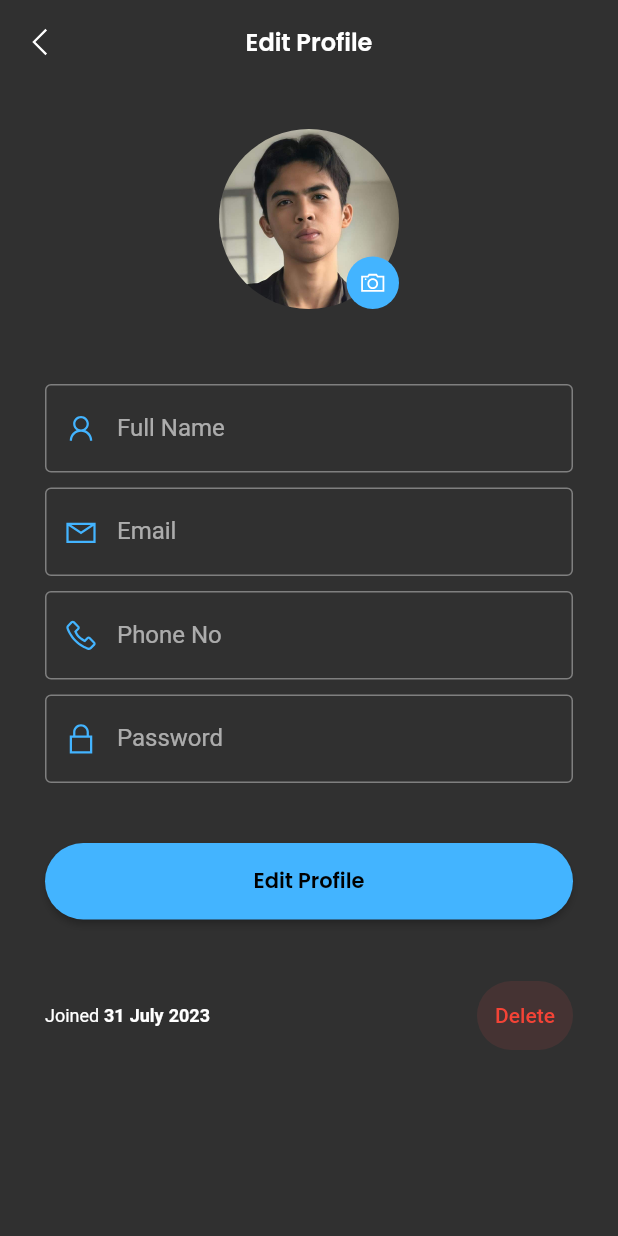
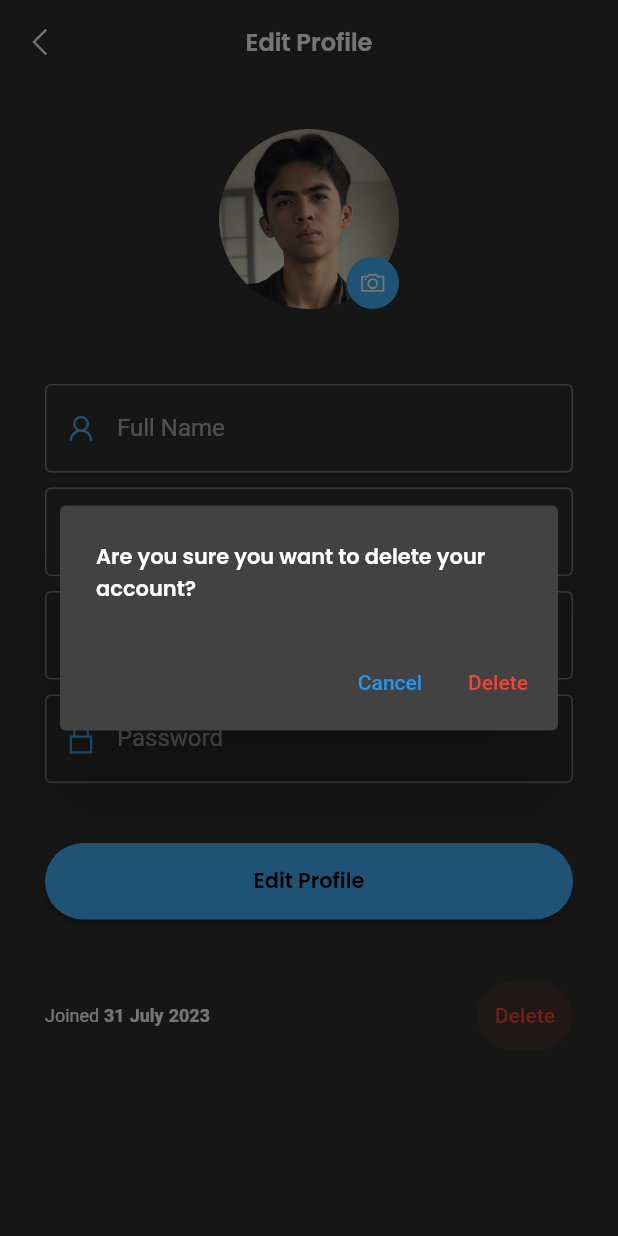
Before and after one commit to mylzdev/login_app, a Flutter app: the UpdateProfileScreen screen opened directly, after a tap on "Delete", on a phone screen of 412 x 824 dp. Run offline on Flutter 3.47's test engine with Material 2 defaults, Android fonts, the phone set to English and light mode, and no system bars; our stand-ins replace cloud_firestore, email_validator, firebase_auth, firebase_core, flutter_native_splash, flutter_otp_text_field and 9 more; accounts and stored records are empty; network calls fail.

Commit message:
added api call and deleting of user account

```diff
--- a/lib/features/core/screens/home/home_screen.dart
+++ b/lib/features/core/screens/home/home_screen.dart
@@ -1,10 +1,6 @@
 import 'package:flutter/material.dart';
 import 'package:get/get.dart';
-import 'package:google_nav_bar/google_nav_bar.dart';
-import 'package:line_awesome_flutter/line_awesome_flutter.dart';
-import 'package:login_app/constants/colors.dart';
 import 'package:login_app/features/core/controllers/dashboard_controller.dart';
-import 'package:login_app/features/core/controllers/profile_controller.dart';
 
 import 'widget/appbar.dart';
 import 'widget/nav_bar.dart';
@@ -16,7 +12,7 @@ class HomeScreen extends StatelessWidget {
   Widget build(BuildContext context) {
     final isDarkMode =
         MediaQuery.of(context).platformBrightness == Brightness.dark;
-    final controller = Get.put(DashboardController());
+    final controller = Get.put(HomeController());
 
     return Scaffold(
       appBar: const HomeAppbar(),
--- a/lib/features/core/screens/home/widget/nav_bar.dart
+++ b/lib/features/core/screens/home/widget/nav_bar.dart
@@ -15,7 +15,7 @@ class BottomNavBar extends StatelessWidget {
   });
 
   final bool isDarkMode;
-  final DashboardController controller;
+  final HomeController controller;
 
   @override
   Widget build(BuildContext context) {
--- a/lib/features/core/screens/profile/update_profile.dart
+++ b/lib/features/core/screens/profile/update_profile.dart
@@ -50,8 +50,8 @@ class UpdateProfileScreen extends StatelessWidget {
                     final phoneNo = TextEditingController(text: user.phoneNo);
 
                     return Column(
+                      /* -- Profile Picture -- */
                       children: [
-                        /* -- Profile Picture -- */
                         Stack(
                           children: [
                             SizedBox(
@@ -161,11 +161,16 @@ class UpdateProfileScreen extends StatelessWidget {
                         const SizedBox(height: tFormHeight + 10),
 
                         /* -- Footer -- */
-                        const EditProfileFooter(),
+                        EditProfileFooter(
+                          id: user.id,
+                          email: email.text,
+                          fullname: fullname.text,
+                          password: password.text,
+                          phoneNo: phoneNo.text,
+                        ),
                       ],
                     );
                   } else if (snapshot.hasError) {
-                    Get.printError(info: snapshot.error.toString());
                     return Center(child: Text(snapshot.error.toString()));
                   } else {
                     return const Center(child: Text('Something went wrong'));
--- a/lib/features/core/screens/profile/widgets/edit_profile_footer.dart
+++ b/lib/features/core/screens/profile/widgets/edit_profile_footer.dart
@@ -1,11 +1,25 @@
 import 'package:flutter/material.dart';
+import 'package:get/get.dart';
+import 'package:login_app/features/authentication/models/user_model.dart';
+import 'package:login_app/features/core/controllers/profile_controller.dart';
 
 import '../../../../../constants/text_strings.dart';
 
 class EditProfileFooter extends StatelessWidget {
   const EditProfileFooter({
     super.key,
+    this.id,
+    required this.email,
+    required this.fullname,
+    required this.password,
+    required this.phoneNo,
   });
+
+  final String? id;
+  final String email;
+  final String fullname;
+  final String password;
+  final String phoneNo;
 
   @override
   Widget build(BuildContext context) {
@@ -29,14 +43,48 @@ class EditProfileFooter extends StatelessWidget {
         ),
         ElevatedButton(
           style: ElevatedButton.styleFrom(
-            backgroundColor:
-                Colors.redAccent.withOpacity(0.1),
+            backgroundColor: Colors.redAccent.withOpacity(0.1),
             elevation: 0,
             side: BorderSide.none,
             foregroundColor: Colors.red,
             shape: const StadiumBorder(),
           ),
-          onPressed: () {},
+          onPressed: () {
+            final user = UserModel(
+              id: id,
+              email: email,
+              fullname: fullname,
+              password: password,
+              phoneNo: phoneNo,
+            );
+            showDialog(
+              context: context,
+              builder: (context) {
+                return AlertDialog(
+                  title: const Text(
+                    'Are you sure you want to delete your account?',
+                  ),
+                  actions: [
+                    TextButton(
+                      onPressed: () {
+                        Get.back();
+                      },
+                      child: const Text('Cancel'),
+                    ),
+                    TextButton(
+                      onPressed: () {
+                        ProfileController.instance.deleteUserAccount(user);
+                      },
+                      child: const Text(
+                        'Delete',
+                        style: TextStyle(color: Colors.red),
+                      ),
+                    ),
+                  ],
+                );
+              },
+            );
+          },
           child: const Text(tDelete),
         ),
       ],
--- a/lib/repository/user_repository/user_repository.dart
+++ b/lib/repository/user_repository/user_repository.dart
@@ -46,6 +46,9 @@ class UserRepository extends GetxController {
     return userData;
   }
 
+  Future<void> deleteUserFromDatabase(String uid) async =>
+      await _db.collection('Users').doc(uid).delete();
+
   Future<void> updateUserRecord(UserModel user) async {
     await _db
         .collection("Users")
@@ -61,10 +64,13 @@ class UserRepository extends GetxController {
           ),
         )
         .catchError((error, stackStrace) {
-      Get.snackbar('Error', '$error',
-          snackPosition: SnackPosition.BOTTOM,
-          backgroundColor: Colors.redAccent.withOpacity(0.1),
-          colorText: Colors.red);
+      Get.snackbar(
+        'Error',
+        '$error',
+        snackPosition: SnackPosition.BOTTOM,
+        backgroundColor: Colors.redAccent.withOpacity(0.1),
+        colorText: Colors.red,
+      );
     });
   }
 }
--- a/lib/utils/auth_function/helper.dart
+++ b/lib/utils/auth_function/helper.dart
@@ -13,7 +13,7 @@ class Helper extends GetxController {
       isDismissible: true,
       shouldIconPulse: true,
       colorText: tWhiteColor,
-      backgroundColor: Colors.green,
+      backgroundColor: Colors.green.withOpacity(0.1),
       snackPosition: SnackPosition.BOTTOM,
       duration: const Duration(seconds: 4),
       margin: const EdgeInsets.all(tDefaultSize - 10),
@@ -31,7 +31,7 @@ class Helper extends GetxController {
       isDismissible: true,
       shouldIconPulse: true,
       colorText: tWhiteColor,
-      backgroundColor: Colors.redAccent,
+      backgroundColor: Colors.redAccent.withOpacity(0.1),
       snackPosition: SnackPosition.BOTTOM,
       duration: const Duration(seconds: 4),
       margin: const EdgeInsets.all(tDefaultSize - 10),
--- a/pubspec.yaml
+++ b/pubspec.yaml
@@ -28,6 +28,9 @@ dependencies:
   cloud_firestore: ^4.8.4
   google_sign_in: ^6.1.4
   google_nav_bar: ^5.0.6
+  flutter_staggered_grid_view: ^0.7.0
+  http: ^1.1.0
+  liquid_pull_to_refresh: ^3.0.1
 
 dev_dependencies:
   flutter_test:
```
Also changed, not shown: lib/features/core/controllers/dashboard_controller.dart (+5 -3 lines), lib/features/core/controllers/opensea_controller.dart (added, +28 -0 lines), lib/features/core/controllers/profile_controller.dart (+22 -0 lines), lib/features/core/models/opensea_model.dart (added, +58 -0 lines), lib/features/core/screens/favorites/favorite_screen.dart (added, +44 -0 lines), lib/features/core/screens/favorites/widget/favorite_data.dart (added, +72 -0 lines), lib/features/core/screens/home/widget/appbar.dart (+16 -10 lines), lib/features/core/screens/profile/profile_screen.dart (+0 -32 lines), lib/repository/auth_repository/authentication_repository.dart (+30 -0 lines), pubspec.lock.
